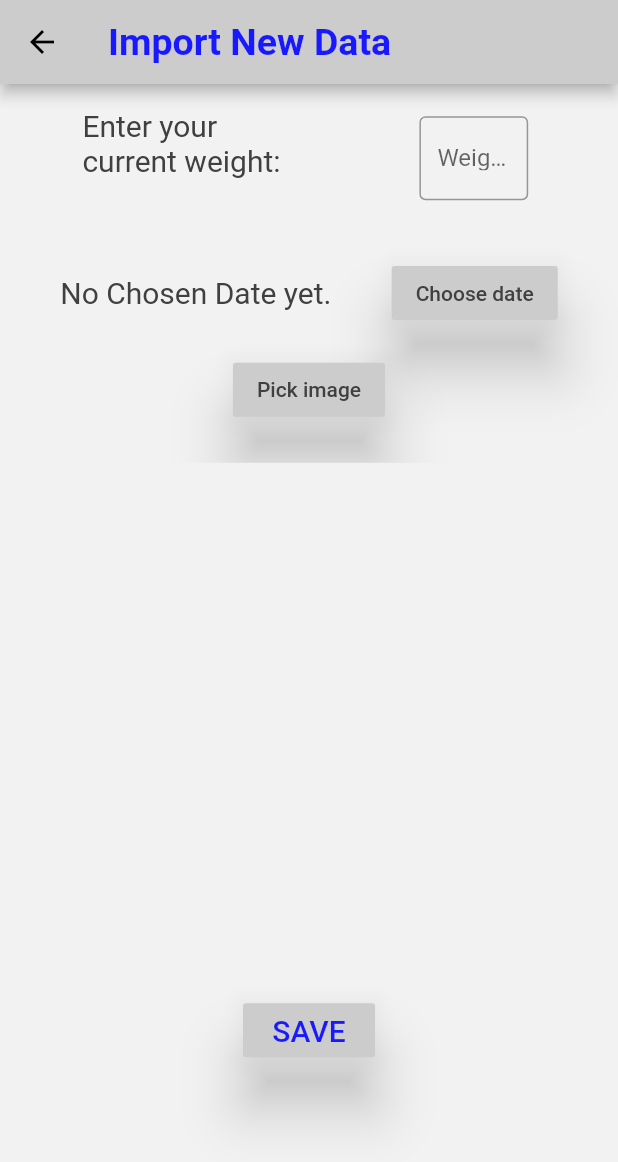
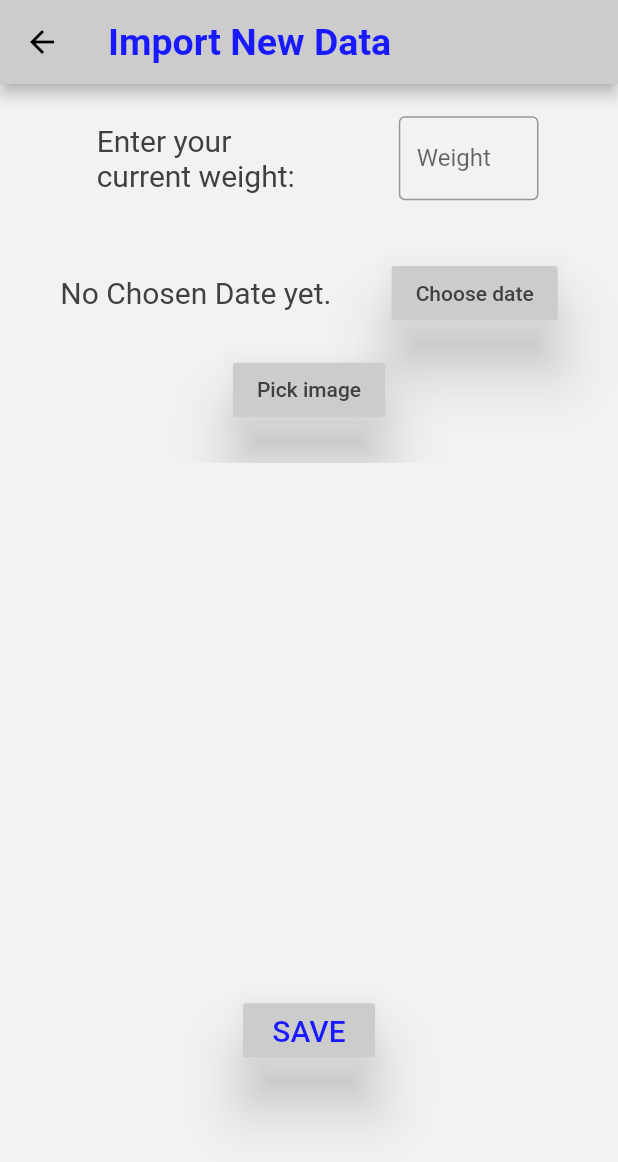
Before and after one commit to fforjan7/Gymgress, a Flutter app: the screen it shows after launch, after a tap on the "add" icon, on a phone screen of 412 x 824 dp. Shown: the top 1162 px of the screen. Run offline on Flutter 3.47's test engine with Material 2 defaults, Android fonts, the phone set to English and light mode, and no system bars; our stand-ins replace image_picker.

```diff
--- a/lib/main.dart
+++ b/lib/main.dart
@@ -1,26 +1,57 @@
-import 'dart:io';
+import 'dart:io' as io;
 
-import 'package:Gymgress/screens/gallery_screen.dart';
 import 'package:flutter/material.dart';
+import 'package:path_provider/path_provider.dart';
 
 import 'screens/exercises_screen.dart';
+import 'screens/gallery_screen.dart';
 import 'screens/mybody_screen.dart';
 import 'screens/newphoto_screen.dart';
 import 'screens/tabs_screen.dart';
 
 void main() {
-  new Directory('Gallery').create()
-    .then((Directory directory) {
-      print(directory.path);
-  });
-
   runApp(MyApp());
-
 }
 
-class MyApp extends StatelessWidget {
+class MyApp extends StatefulWidget {
+  @override
+  _MyAppState createState() => _MyAppState();
+}
+
+class _MyAppState extends State<MyApp> {
+
+  void _createImagesDir() async {
+    final io.Directory _appDocDir = await getApplicationDocumentsDirectory();
+    final io.Directory _appDocDirImages =
+        io.Directory('${_appDocDir.path}/ImageGallery/');
+    if (await _appDocDirImages.exists()) {
+      return;
+    } else {
+      await _appDocDirImages.create(recursive: true);
+    }
+  }
+
+  void _createVideoDir() async {
+    final io.Directory _appDocDir = await getApplicationDocumentsDirectory();
+    final io.Directory _appDocDirImages =
+        io.Directory('${_appDocDir.path}/VideoGallery/');
+    if (await _appDocDirImages.exists()) {
+      return;
+    } else {
+      await _appDocDirImages.create(recursive: true);
+    }
+  }
+
+  @override
+  void initState() {
+    super.initState();
+    _createImagesDir();
+    _createVideoDir();
+  }
+
   @override
   Widget build(BuildContext context) {
+
     return MaterialApp(
       debugShowCheckedModeBanner: false,
       title: 'Gymgress',
--- a/lib/screens/mybody_screen.dart
+++ b/lib/screens/mybody_screen.dart
@@ -2,10 +2,11 @@ import 'package:flutter/material.dart';
 
 import 'gallery_screen.dart';
 import 'newphoto_screen.dart';
-//import 'package:charts_flutter/flutter.dart' as charts;
+
 
 class MyBodyScreen extends StatelessWidget {
   static const routeName = '/myBody';
+
 
   @override
   Widget build(BuildContext context) {
--- a/lib/screens/newphoto_screen.dart
+++ b/lib/screens/newphoto_screen.dart
@@ -18,26 +18,19 @@ class _NewPhotoScreenState extends State<NewPhotoScreen> {
   File _image;
   int _weight;
   String _imageName;
-  String _imageExtension;
   DateTime _pickedDate;
-  String _imagesPath;
+  String imagesPath;
 
   @override
   Widget build(BuildContext context) {
     MediaQueryData mediaQuery;
     mediaQuery = MediaQuery.of(context);
 
-    Future<String> _createImagesDir() async {
+    Future<String> _getImagesDirPath() async {
       final Directory _appDocDir = await getApplicationDocumentsDirectory();
       final Directory _appDocDirImages =
-          Directory('${_appDocDir.path}/Gallery/');
-      if (await _appDocDirImages.exists()) {
-        return _appDocDirImages.path;
-      } else {
-        final Directory _appDocDirNewImages =
-            await _appDocDirImages.create(recursive: true);
-        return _appDocDirNewImages.path;
-      }
+          Directory('${_appDocDir.path}/ImageGallery/');
+      return _appDocDirImages.path;
     }
 
     void _pickImage() async {
@@ -45,22 +38,16 @@ class _NewPhotoScreenState extends State<NewPhotoScreen> {
           await ImagePicker().getImage(source: ImageSource.gallery);
       if (pickedImage == null) return;
       _imageName = basename(pickedImage.path);
-      _imageExtension = extension(pickedImage.path);
       setState(() {
         _image = File(pickedImage.path);
       });
     }
 
     void _saveImage() async {
-      _imagesPath = await _createImagesDir();
-      if (await File('$_imagesPath/$_imageName$_imageExtension').exists()) {
-        print('File exists');
-        return;
-      } else {
-        _image = await _image.copy('$_imagesPath/$_imageName$_imageExtension');
-        print('$_imagesPath');
-        Navigator.of(context).pop();
-      }
+      imagesPath = await _getImagesDirPath();
+      if(_image == null) return;
+      _image = await _image.copy('$imagesPath/$_imageName');
+      Navigator.of(context).pop();
     }
 
     void _pickDate() {
@@ -96,6 +83,7 @@ class _NewPhotoScreenState extends State<NewPhotoScreen> {
                 Container(
                   height: mediaQuery.size.height * 0.08,
                   width: mediaQuery.size.width * 0.4,
+                  alignment: Alignment.center,
                   child: Text(
                     'Enter your \ncurrent weight:',
                     style: TextStyle(
@@ -106,7 +94,8 @@ class _NewPhotoScreenState extends State<NewPhotoScreen> {
                 ),
                 Container(
                   height: mediaQuery.size.height * 0.08,
-                  width: mediaQuery.size.width * 0.2,
+                  width: mediaQuery.size.width * 0.25,
+                  alignment: Alignment.center,
                   child: Padding(
                     padding: EdgeInsets.all(mediaQuery.size.height * 0.006),
                     child: TextField(
```
Also changed, not shown: lib/screens/gallery_screen.dart (+34 -0 lines), lib/models/exercises.dart (added).
